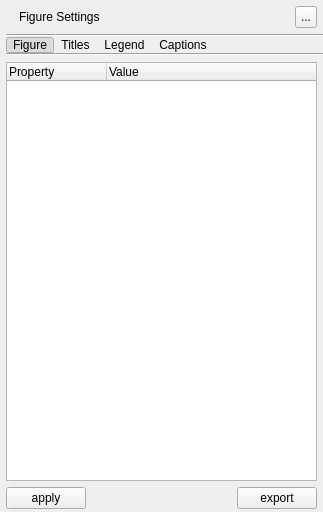
Before: the Qt Designer form src/FiguresArea/ui/plot_settings_panel.ui in eidora-desktop/EIDORA, drawn with Qt 5.
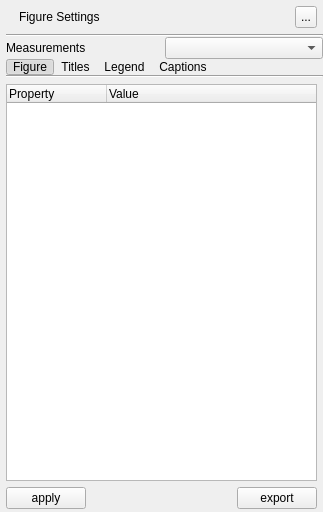
After: the same form once the commit is applied. Icons and pictures are not drawn.

Commit message: Improve Figures rendering, page layouts, and footer feedback (#59)

The edit to the form file:
```diff
--- a/src/FiguresArea/ui/plot_settings_panel.ui
+++ b/src/FiguresArea/ui/plot_settings_panel.ui
@@ -178,6 +178,24 @@
            </property>
           </widget>
          </item>
+         <item>
+          <layout class="QHBoxLayout" name="layout_measurement_scope">
+           <item>
+            <widget class="QLabel" name="label_measurement_plot">
+             <property name="text">
+              <string>Measurements</string>
+             </property>
+            </widget>
+           </item>
+           <item>
+            <widget class="QComboBox" name="combo_measurement_plot">
+             <property name="toolTip">
+              <string>Show and edit actual exported sizes for all plots or one plot.</string>
+             </property>
+            </widget>
+           </item>
+          </layout>
+         </item>
          <item alignment="Qt::AlignmentFlag::AlignLeft">
           <widget class="QWidget" name="panel_page_buttons" native="true">
            <property name="styleSheet">
```
Left out of the diff: 10 changed lines with no effect on the pictures. The commit also changes 36 other files.
